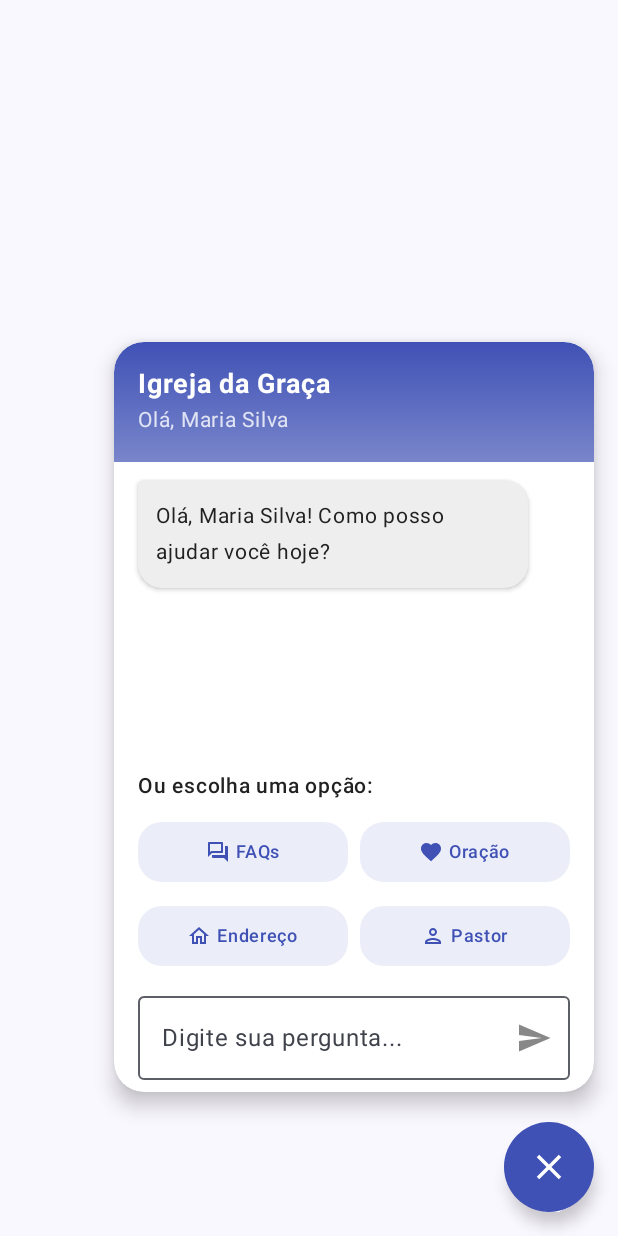
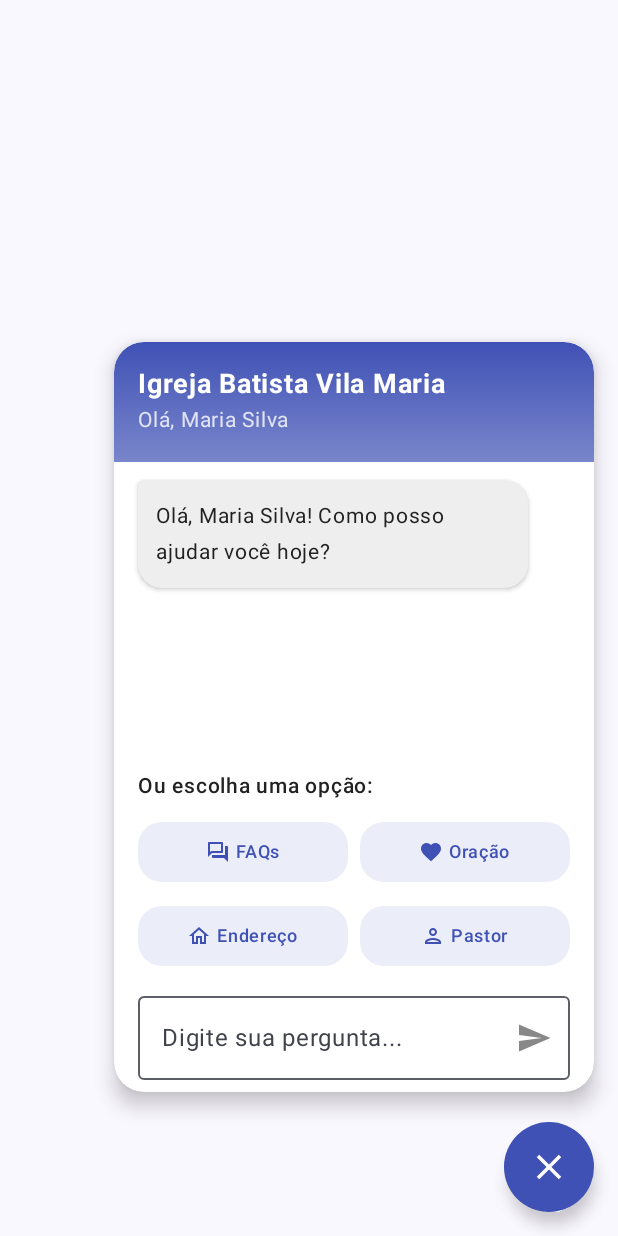
Before and after one commit to JesusIsKing-Tech/JK-MobileApp, an Android app built with Jetpack Compose: the composable TelaComChatIgreja shown on its own in the app's theme, after a tap on "Chat", on a phone screen of 412 x 824 dp. Run offline under Robolectric (Android 15) with nearby library versions, the phone set to English and light mode, and no system bars; 1 statement that could not run was skipped.

Commit message:
certo agr a home com chatbot

```diff
--- a/app/src/main/java/com/example/jkconect/main/home/ChatFlutuante.kt
+++ b/app/src/main/java/com/example/jkconect/main/home/ChatFlutuante.kt
@@ -1414,7 +1414,7 @@ fun TelaComChatIgreja() {
 
         // Adicione o chat da igreja com callbacks para processar os pedidos
         IgrejaChatComponent(
-            nomeIgreja = "Igreja da Graça",
+            nomeIgreja = "Igreja Batista Vila Maria",
             usuarioLogado = usuarioLogado,
             informacaoPastor = informacaoPastor,
             onPedidoOracaoEnviado = { pedidoOracao ->
--- a/app/src/main/java/com/example/jkconect/main/home/HomeScreen.kt
+++ b/app/src/main/java/com/example/jkconect/main/home/HomeScreen.kt
@@ -461,7 +461,7 @@ fun HomeScreen(
             }
         }
         IgrejaChatComponent(
-            nomeIgreja = "Igreja da Graça",
+            nomeIgreja = "Igreja Batista Vila Maria",
             usuarioLogado = usuarioLogado,
             informacaoPastor = informacaoPastor,
             onPedidoOracaoEnviado = { pedidoOracao ->
```
